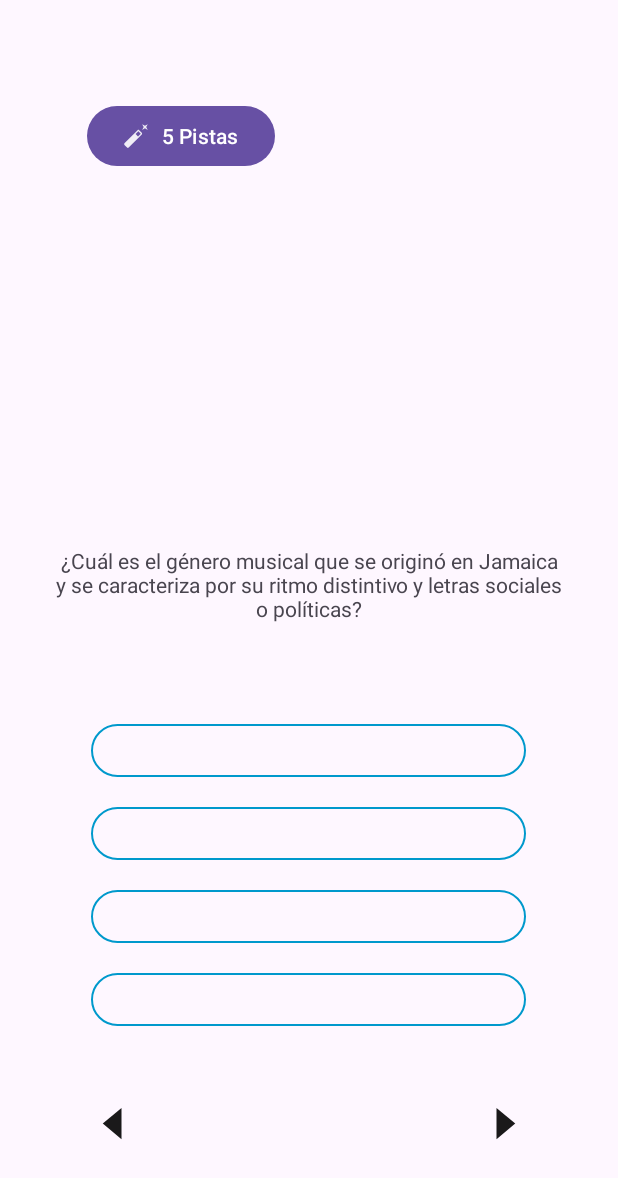
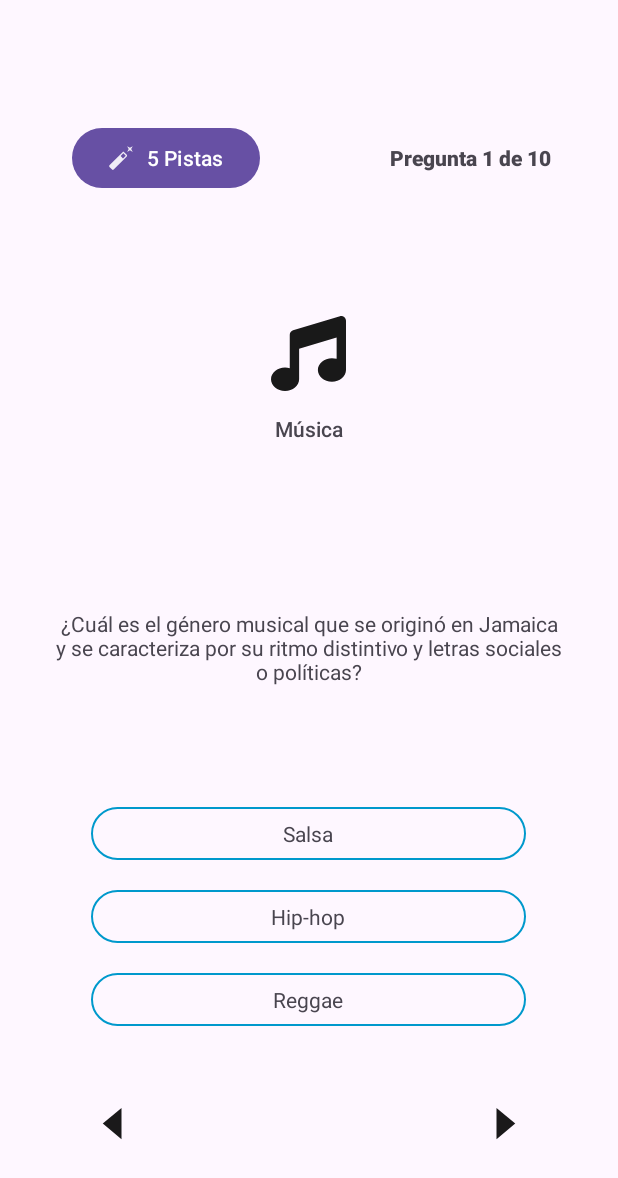
Before and after one commit to EscamillaJuan/Quiz-App, an Android app: the screen it shows after launch (GameScreen), after a tap on "Open", on a phone screen of 412 x 824 dp. Shown: the top 1178 px of the screen. Run offline under Robolectric (Android 15) with nearby library versions, the phone set to English and light mode, and no system bars.

Commit message:
feat: add logic to handle options

```diff
--- a/app/src/main/java/com/app/model/GameModel.kt
+++ b/app/src/main/java/com/app/model/GameModel.kt
@@ -5,13 +5,21 @@ import com.app.model.entity.Question
 import com.app.service.GameService
 import com.app.service.implementation.GameServiceImpl
 
-class GameModel: ViewModel() {
+class GameModel : ViewModel() {
     private val gameService: GameService = GameServiceImpl()
     private val questions = gameService.shuffleQuestions()
     private var currentQuestionIndex: Int = 0
 
     val currentQuestionText: String
         get() = questions[currentQuestionIndex].text
+    val counterText: String
+        get() = "Pregunta ${currentQuestionIndex + 1} de ${questions.size}"
+
+    val topicText: String
+        get() = questions[currentQuestionIndex].topic
+
+    val topicIcon: Int
+        get() = questions[currentQuestionIndex].topicIcon
 
     fun nextQuestion() {
         currentQuestionIndex = gameService.nextQuestion(currentQuestionIndex, questions)
@@ -21,4 +29,11 @@ class GameModel: ViewModel() {
         currentQuestionIndex = gameService.prevQuestions(currentQuestionIndex, questions)
     }
 
+    fun getOptions(mode: String): List<Map<String, Boolean>> {
+        return gameService.getOptions(
+            mode,
+            questions[currentQuestionIndex].answerOptions,
+            questions[currentQuestionIndex].correctAnswer
+        )
+    }
 }
--- a/app/src/main/java/com/app/service/GameService.kt
+++ b/app/src/main/java/com/app/service/GameService.kt
@@ -6,4 +6,9 @@ interface GameService {
     fun shuffleQuestions(): List<Question>
     fun nextQuestion(index: Int, questions: List<Question>): Int
     fun prevQuestions(index: Int, questions: List<Question>): Int
+    fun getOptions(
+        mode: String,
+        options: List<Map<String, Boolean>>,
+        answer: Map<String, Boolean>
+    ): List<Map<String, Boolean>>
 }
--- a/app/src/main/java/com/app/service/implementation/GameServiceImpl.kt
+++ b/app/src/main/java/com/app/service/implementation/GameServiceImpl.kt
@@ -8,7 +8,7 @@ class GameServiceImpl : GameService {
     private val questions = QuestionListProvider.items
 
     override fun shuffleQuestions(): List<Question> {
-        return questions.shuffled().subList(0, 9)
+        return questions.shuffled().subList(0, 10)
     }
 
     override fun nextQuestion(index: Int, questions: List<Question>): Int {
@@ -19,4 +19,18 @@ class GameServiceImpl : GameService {
         return (index - 1 + questions.size) % questions.size
     }
 
+    override fun getOptions(
+        mode: String,
+        options: List<Map<String, Boolean>>,
+        answer: Map<String, Boolean>
+    ): List<Map<String, Boolean>> {
+        var answers: MutableList<Map<String, Boolean>> = mutableListOf()
+        when (mode) {
+            "easy" -> answers.addAll(options.subList(0, 1))
+            "medium" -> answers.addAll(options.subList(0, 2))
+            else -> answers.addAll(options)
+        }
+        answers.add(answer)
+        return answers.shuffled()
+    }
 }
--- a/app/src/main/java/com/app/view/GameScreen.kt
+++ b/app/src/main/java/com/app/view/GameScreen.kt
@@ -1,7 +1,9 @@
 package com.app.view
 
 import android.os.Bundle
+import android.view.View
 import android.widget.Button
+import android.widget.FrameLayout
 import android.widget.ImageButton
 import android.widget.ImageView
 import android.widget.TextView
@@ -9,8 +11,11 @@ import androidx.activity.viewModels
 import androidx.appcompat.app.AppCompatActivity
 import com.app.R
 import com.app.model.GameModel
+import com.app.service.GameService
+import com.app.service.implementation.GameServiceImpl
 
 class GameScreen : AppCompatActivity() {
+    private val MODE = "medium"
     private val gameModel: GameModel by viewModels()
     private lateinit var nextBtn: ImageButton
     private lateinit var prevBtn: ImageButton
@@ -19,10 +24,46 @@ class GameScreen : AppCompatActivity() {
     private lateinit var questionsCounter: TextView
     private lateinit var topicText: TextView
     private lateinit var topicIcon: ImageView
-    private lateinit var option1: TextView
-    private lateinit var option2: TextView
-    private lateinit var option3: TextView
-    private lateinit var option4: TextView
+
+    private fun setOptions(mode: String) {
+        val answers = gameModel.getOptions(mode)
+        val options = mutableListOf<Pair<FrameLayout, TextView>>()
+        options.add(Pair(findViewById(R.id.option_1_layout), findViewById(R.id.option_1)))
+        options.add(Pair(findViewById(R.id.option_2_layout), findViewById(R.id.option_2)))
+        options.add(Pair(findViewById(R.id.option_3_layout), findViewById(R.id.option_3)))
+        options.add(Pair(findViewById(R.id.option_4_layout), findViewById(R.id.option_4)))
+        when (mode) {
+            "easy" -> {
+                for (i in 0 until 2) {
+                    options[i].first.visibility = View.VISIBLE
+                    options[i].second.visibility = View.VISIBLE
+                    options[i].second.text = answers[i].keys.first()
+                }
+                for (i in 2 until 4) {
+                    options[i].first.visibility = View.GONE
+                    options[i].second.visibility = View.GONE
+                }
+            }
+
+            "medium" -> {
+                for (i in 0 until 3) {
+                    options[i].first.visibility = View.VISIBLE
+                    options[i].second.visibility = View.VISIBLE
+                    options[i].second.text = answers[i].keys.first()
+                }
+                options[3].first.visibility = View.GONE
+                options[3].second.visibility = View.GONE
+            }
+
+            else -> {
+                for (i in 0 until 4) {
+                    options[i].first.visibility = View.VISIBLE
+                    options[i].second.visibility = View.VISIBLE
+                    options[i].second.text = answers[i].keys.first()
+                }
+            }
+        }
+    }
 
     override fun onCreate(savedInstanceState: Bundle?) {
         super.onCreate(savedInstanceState)
@@ -30,16 +71,31 @@ class GameScreen : AppCompatActivity() {
         nextBtn = findViewById(R.id.next_btn)
         prevBtn = findViewById(R.id.prev_btn)
         questionText = findViewById(R.id.question)
+        questionsCounter = findViewById(R.id.question_number)
+        topicText = findViewById(R.id.topic)
+        topicIcon = findViewById(R.id.topic_icon)
         questionText.text = gameModel.currentQuestionText
+        questionsCounter.text = gameModel.counterText
+        topicText.text = gameModel.topicText
+        topicIcon.setImageResource(gameModel.topicIcon)
+        setOptions(MODE)
 
         nextBtn.setOnClickListener {
             gameModel.nextQuestion()
             questionText.text = gameModel.currentQuestionText
+            questionsCounter.text = gameModel.counterText
+            topicText.text = gameModel.topicText
+            topicIcon.setImageResource(gameModel.topicIcon)
+            setOptions(MODE)
         }
 
         prevBtn.setOnClickListener {
             gameModel.prevQuestion()
             questionText.text = gameModel.currentQuestionText
+            questionsCounter.text = gameModel.counterText
+            topicText.text = gameModel.topicText
+            topicIcon.setImageResource(gameModel.topicIcon)
+            setOptions(MODE)
         }
     }
 }
--- a/app/src/main/res/layout-land/game_screen.xml
+++ b/app/src/main/res/layout-land/game_screen.xml
@@ -30,12 +30,12 @@
 
             <TextView
                 android:id="@+id/question_number"
-                android:layout_width="wrap_content"
+                android:layout_width="120dp"
                 android:layout_height="match_parent"
                 android:layout_marginEnd="80dp"
                 android:fontFamily="sans-serif-black"
                 android:gravity="center"
-                tools:text="Pregunta 1/10" />
+                tools:text="Pregunta 10/10" />
 
         </LinearLayout>
 
@@ -61,9 +61,9 @@
         <TextView
             android:id="@+id/question"
             android:layout_width="340dp"
-            android:layout_height="wrap_content"
+            android:layout_height="50dp"
+            android:layout_weight="1"
             android:gravity="center"
-            android:layout_marginBottom="100dp"
             tools:text="What is your name?" />
     </LinearLayout>
 
@@ -74,6 +74,7 @@
         android:orientation="vertical">
 
         <FrameLayout
+            android:id="@+id/option_1_layout"
             android:layout_width="wrap_content"
             android:layout_height="wrap_content"
             android:layout_marginBottom="20dp"
@@ -89,6 +90,7 @@
         </FrameLayout>
 
         <FrameLayout
+            android:id="@+id/option_2_layout"
             android:layout_width="wrap_content"
             android:layout_height="wrap_content"
             android:layout_marginBottom="20dp"
@@ -104,6 +106,7 @@
         </FrameLayout>
 
         <FrameLayout
+            android:id="@+id/option_3_layout"
             android:layout_width="wrap_content"
             android:layout_height="wrap_content"
             android:layout_marginBottom="20dp"
@@ -119,6 +122,7 @@
         </FrameLayout>
 
         <FrameLayout
+            android:id="@+id/option_4_layout"
             android:layout_width="wrap_content"
             android:layout_height="wrap_content"
             android:layout_marginBottom="20dp"
--- a/app/src/main/res/layout/game_screen.xml
+++ b/app/src/main/res/layout/game_screen.xml
@@ -27,14 +27,12 @@
 
         <TextView
             android:id="@+id/question_number"
-            android:layout_width="wrap_content"
+            android:layout_width="120dp"
             android:layout_height="match_parent"
             android:layout_gravity="end"
-            android:layout_marginStart="80dp"
-            android:layout_marginEnd="20dp"
             android:fontFamily="sans-serif-black"
             android:gravity="center"
-            tools:text="Pregunta 1/10" />
+            tools:text="Pregunta 1 de 10" />
 
     </LinearLayout>
 
@@ -58,12 +56,13 @@
     <TextView
         android:id="@+id/question"
         android:layout_width="340dp"
-        android:layout_height="wrap_content"
+        android:layout_height="50dp"
         android:layout_weight="1"
         android:gravity="center"
         tools:text="What is your name?" />
 
     <FrameLayout
+        android:id="@+id/option_1_layout"
         android:layout_width="wrap_content"
         android:layout_height="wrap_content"
         android:layout_marginBottom="20dp"
@@ -79,6 +78,7 @@
     </FrameLayout>
 
     <FrameLayout
+        android:id="@+id/option_2_layout"
         android:layout_width="wrap_content"
         android:layout_height="wrap_content"
         android:layout_marginBottom="20dp"
@@ -94,6 +94,7 @@
     </FrameLayout>
 
     <FrameLayout
+        android:id="@+id/option_3_layout"
         android:layout_width="wrap_content"
         android:layout_height="wrap_content"
         android:layout_marginBottom="20dp"
@@ -109,6 +110,7 @@
     </FrameLayout>
 
     <FrameLayout
+        android:id="@+id/option_4_layout"
         android:layout_width="wrap_content"
         android:layout_height="wrap_content"
         android:layout_marginBottom="20dp"
```
